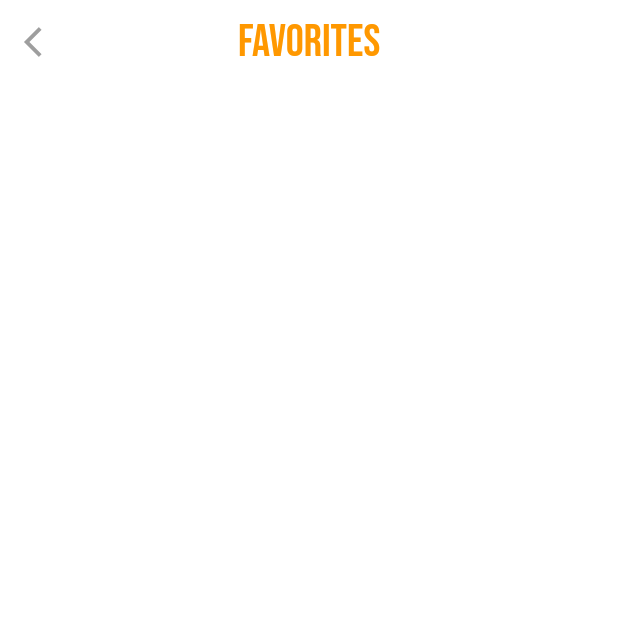
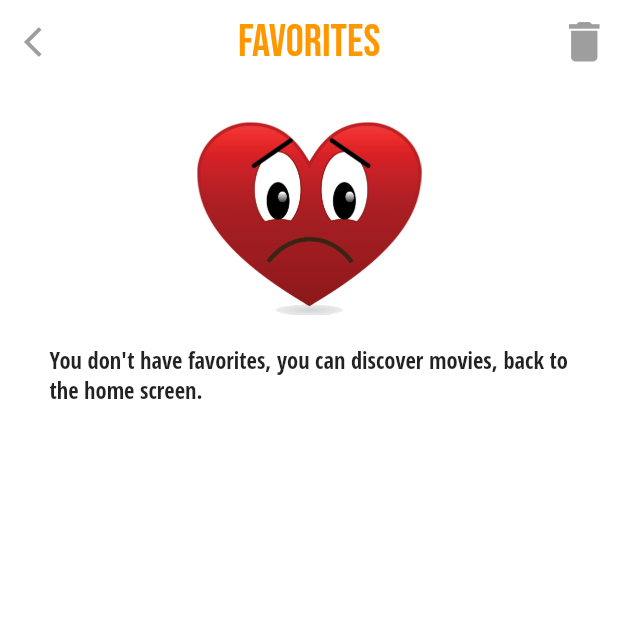
Before and after one commit to Herael/tinder_movie, a Flutter app: the FavoritesScreen screen opened directly, on a phone screen of 412 x 824 dp, the top half of it. Run offline on Flutter 3.47's test engine with Material 2 defaults, Android fonts, the phone set to English and light mode, and no system bars; our stand-ins replace bot_toast, carousel_slider, google_fonts, localstorage, sqflite; accounts and stored records are empty; network calls fail.

Commit message:
Add no favorite display

```diff
--- a/lib/screens/favorites_screen.dart
+++ b/lib/screens/favorites_screen.dart
@@ -17,6 +17,11 @@ class FavoritesScreen extends StatelessWidget {
           .pushNamed(DetailMovieScreen.routeName, arguments: movie);
     }
 
+    void handleRemoveAllPress() {
+      favoritesBloc.removeAllFavorites();
+      Navigator.pop(context);
+    }
+
     return Scaffold(
       appBar: AppBar(
         elevation: 0.0,
@@ -32,6 +37,12 @@ class FavoritesScreen extends StatelessWidget {
           "Favorites",
           style: GoogleFonts.bebasNeue(fontSize: 30, color: Colors.orange),
         ),
+        actions: <Widget>[
+          IconButton(
+            onPressed: handleRemoveAllPress,
+            icon: Icon(Icons.delete, color: Colors.grey, size: 35),
+          ),
+        ],
       ),
       backgroundColor: Colors.white,
       body: SafeArea(
@@ -41,7 +52,8 @@ class FavoritesScreen extends StatelessWidget {
           builder: (context, scrollController) {
             return SingleChildScrollView(
               controller: scrollController,
-              child: Wrap(
+              child: favoritesBloc.favorites.length > 0
+                  ? Wrap(
                       children: favoritesBloc.favorites
                           .map(
                             (movie) => GestureDetector(
@@ -53,6 +65,22 @@ class FavoritesScreen extends StatelessWidget {
                             ),
                           )
                           .toList(),
+                    )
+                  : Padding(
+                      padding: EdgeInsets.all(25),
+                      child: Column(
+                        mainAxisAlignment: MainAxisAlignment.center,
+                        children: [
+                          Image.asset("res/sad_favorites.png", width: 150,),
+                          Padding(
+                            padding: const EdgeInsets.symmetric(vertical: 20.0, horizontal: 8.0),
+                            child: Text(
+                              "You don't have favorites, you can discover movies, back to the home screen.",
+                              style: GoogleFonts.openSansCondensed(fontSize: 15),
+                            ),
+                          ),
+                        ],
+                      ),
                     ),
             );
           },
--- a/lib/utils/blocs/favorites_bloc.dart
+++ b/lib/utils/blocs/favorites_bloc.dart
@@ -25,6 +25,11 @@ class FavoritesBloc extends ChangeNotifier {
     DatabaseUtil.removeMovieToFavorite(movie);
   }
 
+  void removeAllFavorites(){
+    _favorites = [];
+    DatabaseUtil.removeAll();
+  }
+
   bool isFavorite(Movie movie){
     return _favorites.contains(movie);
   }
--- a/lib/utils/database.dart
+++ b/lib/utils/database.dart
@@ -32,6 +32,11 @@ class DatabaseUtil {
     await db.delete('movies', where: 'id = ?', whereArgs: [movie.id]);
   }
 
+  static  Future<void> removeAll() async {
+    final Database db = await openMovieDatabase();
+    await db.delete('movies');
+  }
+
   static Future<List<Movie>> getFavoritesMovies() async {
     final Database db = await openMovieDatabase();
     final List<Map<String, dynamic>> movies = await db.query('movies');
--- a/lib/widgets/card_carousel.dart
+++ b/lib/widgets/card_carousel.dart
@@ -40,7 +40,7 @@ class _CardCarouselState extends State<CardCarousel> {
           BotToast.showCustomNotification(
             toastBuilder: (cancel) {
               return CustomNotification(
-                title: widget.movies[activeCarouselIndex].title,
+                title: widget.movies[activeCarouselIndex - 1].title,
                 icon: Icons.favorite,
                 iconColor: Colors.green,
               );
@@ -62,7 +62,7 @@ class _CardCarouselState extends State<CardCarousel> {
           BotToast.showCustomNotification(
             toastBuilder: (cancel) {
               return CustomNotification(
-                title: widget.movies[activeCarouselIndex].title,
+                title: widget.movies[activeCarouselIndex - 1].title,
                 icon: Icons.close,
                 iconColor: Colors.red,
               );
--- a/pubspec.yaml
+++ b/pubspec.yaml
@@ -54,6 +54,7 @@ flutter:
     - res/interstellar.jpg
     - res/starwars.jpg
     - res/amelie.jpg
+    - res/sad_favorites.png
   #  - images/a_dot_burr.jpeg
   #  - images/a_dot_ham.jpeg
 
```
Also changed, not shown: res/sad_favorites.png (added). Lines whose indentation alone changed are shown as unchanged.
